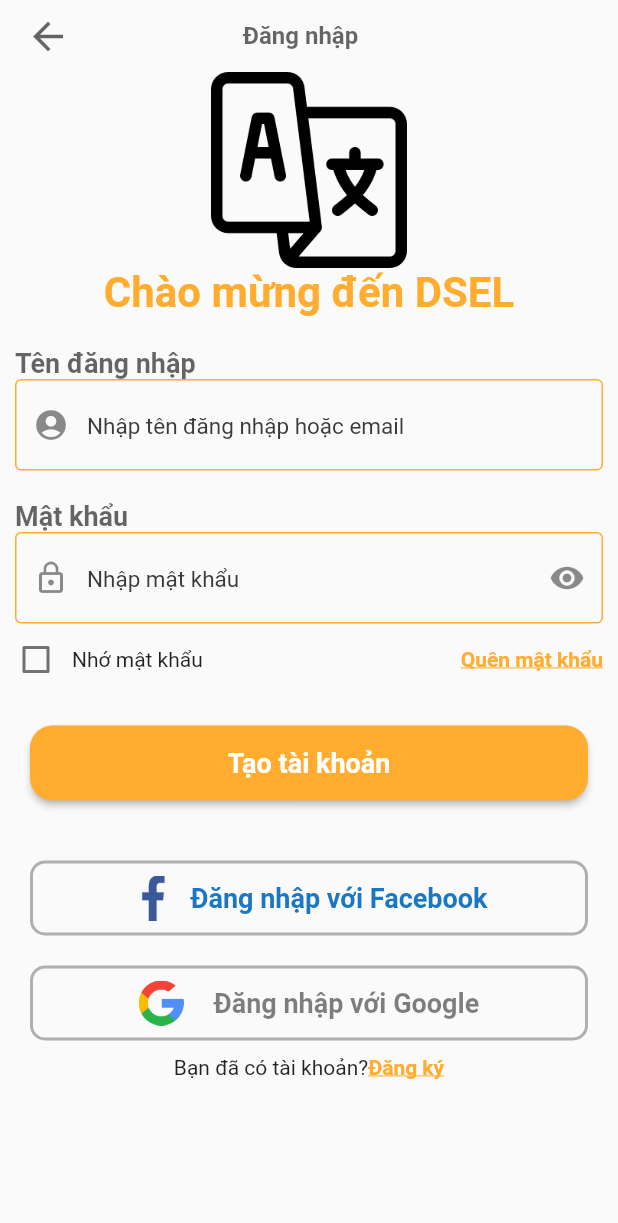
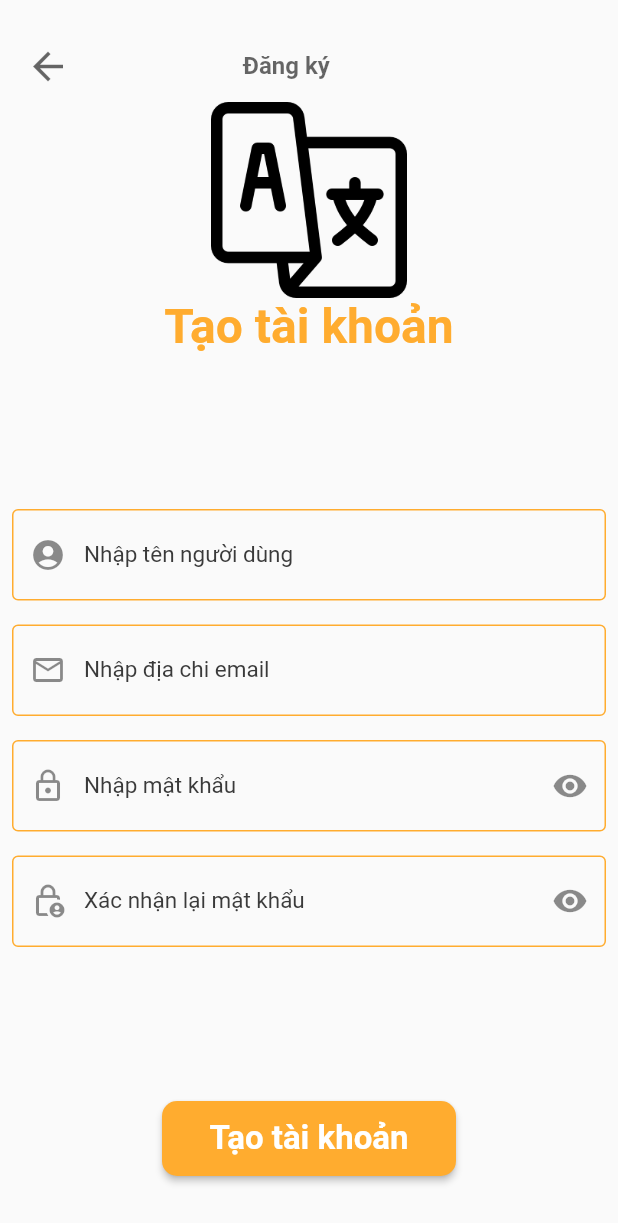
Before and after one commit to NhutHoa13/DEV_KHA, a Flutter app: the screen it shows after launch, on a phone screen of 412 x 824 dp. Shown: the top 1223 px of the screen. Run offline on Flutter 3.47's test engine with Material 2 defaults, Android fonts, the phone set to English and light mode, and no system bars.

Commit message:
Them dang ky

```diff
--- /dev/null
+++ b/DA_Moble/lib/Screen/Dangky.dart
@@ -0,0 +1,170 @@
+import 'package:flutter/material.dart';
+import 'package:flutter/src/widgets/container.dart';
+import 'package:flutter/src/widgets/framework.dart';
+
+class DangkyScreen extends StatefulWidget {
+  const DangkyScreen({super.key});
+
+  @override
+  State<DangkyScreen> createState() => _DangkyScreenState();
+}
+
+class _DangkyScreenState extends State<DangkyScreen> {
+  var orange = Color.fromARGB(255, 255, 172, 47);
+
+  @override
+  Widget build(BuildContext context) {
+    var mlr = 20.0;
+    var r = MediaQuery.of(context).size.width - mlr;
+    var l = MediaQuery.of(context).size.width - mlr;
+    return Scaffold(
+        resizeToAvoidBottomInset: false,
+        body: Container(
+          margin: EdgeInsets.fromLTRB(0, mlr, 0, 0),
+          child: Column(
+              mainAxisAlignment: MainAxisAlignment.spaceBetween,
+              children: [
+                Column(
+                  children: [
+                    Row(
+                      mainAxisAlignment: MainAxisAlignment.start,
+                      children: [
+                        Container(
+                          margin: EdgeInsets.fromLTRB(0, 0, r / 2 / 2, 0),
+                          child: TextButton(
+                            onPressed: () {},
+                            child: Icon(
+                              Icons.arrow_back,
+                              color: Colors.black.withOpacity(0.6),
+                              size: 30,
+                            ),
+                          ),
+                        ),
+                        Text(
+                          'Đăng ký',
+                          style: TextStyle(
+                              fontWeight: FontWeight.bold,
+                              color: Colors.black.withOpacity(0.6),
+                              fontSize: 16),
+                        )
+                      ],
+                    ),
+                    Image(
+                      image: AssetImage('assets/images/language.png'),
+                      width: r / 3,
+                    ),
+                    Text(
+                      'Tạo tài khoản',
+                      style: TextStyle(
+                          fontSize: 32,
+                          fontWeight: FontWeight.bold,
+                          color: orange),
+                    ),
+                  ],
+                ),
+                Column(
+                  children: [
+                    Padding(
+                      padding: const EdgeInsets.all(8.0),
+                      child: TextField(
+                        style: TextStyle(
+                            fontSize: 18, color: Color.fromARGB(255, 0, 0, 0)),
+                        decoration: InputDecoration(
+                            enabledBorder: OutlineInputBorder(
+                                borderSide: BorderSide(color: orange)),
+                            border: OutlineInputBorder(),
+                            labelText: "Nhập tên người dùng",
+                            prefixIcon: (Icon(Icons.account_circle)),
+                            labelStyle: TextStyle(
+                                color: Color.fromARGB(255, 58, 58, 58),
+                                fontSize: 15)),
+                      ),
+                    ),
+                    Padding(
+                      padding: const EdgeInsets.all(8.0),
+                      child: TextField(
+                        style: TextStyle(
+                            fontSize: 18, color: Color.fromARGB(255, 0, 0, 0)),
+                        decoration: InputDecoration(
+                            enabledBorder: OutlineInputBorder(
+                                borderSide: BorderSide(color: orange)),
+                            border: OutlineInputBorder(),
+                            labelText: "Nhập địa chi email",
+                            prefixIcon: (Icon(Icons.email_outlined)),
+                            labelStyle: TextStyle(
+                                color: Color.fromARGB(255, 58, 58, 58),
+                                fontSize: 15)),
+                      ),
+                    ),
+                    Padding(
+                      padding: const EdgeInsets.all(8.0),
+                      child: TextField(
+                        style: TextStyle(
+                            fontSize: 18, color: Color.fromARGB(255, 0, 0, 0)),
+                        obscureText: true,
+                        decoration: InputDecoration(
+                          enabledBorder: OutlineInputBorder(
+                              borderSide: BorderSide(color: orange)),
+                          border: OutlineInputBorder(),
+                          labelText: "Nhập mật khẩu",
+                          prefixIcon: (Icon(Icons.lock_outline)),
+                          suffixIcon: Icon(Icons.remove_red_eye),
+                          labelStyle: TextStyle(
+                              color: Color.fromARGB(255, 58, 58, 58),
+                              fontSize: 15),
+
+                          //prefixIcon: Icon(Icons.lock),
+                          //border: InputBorder.none,
+                        ),
+                      ),
+                    ),
+                    Padding(
+                      padding: const EdgeInsets.all(8.0),
+                      child: TextField(
+                        style: TextStyle(
+                            fontSize: 18, color: Color.fromARGB(255, 0, 0, 0)),
+                        obscureText: true,
+                        decoration: InputDecoration(
+                            enabledBorder: OutlineInputBorder(
+                                borderSide: BorderSide(
+                              color: orange,
+                            )),
+                            border: OutlineInputBorder(),
+                            labelText: "Xác nhận lại mật khẩu",
+                            prefixIcon: Icon(Icons.lock_person_outlined),
+                            suffixIcon: Icon(Icons.remove_red_eye),
+                            labelStyle: TextStyle(
+                                color: Color.fromARGB(255, 58, 58, 58),
+                                fontSize: 15)),
+                      ),
+                    ),
+                  ],
+                ),
+                Padding(
+                  padding: EdgeInsets.fromLTRB(0, 0, 0, 40),
+                  child: ConstrainedBox(
+                    constraints: BoxConstraints(minWidth: r / 2, minHeight: 50),
+                    child: ElevatedButton(
+                      style: ButtonStyle(
+                          backgroundColor:
+                              MaterialStatePropertyAll<Color>(orange),
+                          shape: MaterialStateProperty.all(
+                              RoundedRectangleBorder(
+                                  borderRadius: BorderRadius.circular(10.0)))),
+                      onPressed: () {},
+                      // child: const Padding(
+                      //     padding: EdgeInsets.fromLTRB(10, 10, 10, 10),
+                      child: Text(
+                        "Tạo tài khoản",
+                        style: TextStyle(
+                          fontSize: 22,
+                          fontWeight: FontWeight.bold,
+                        ),
+                      ),
+                    ),
+                  ),
+                ),
+              ]),
+        ));
+  }
+}
--- a/DA_Moble/lib/main.dart
+++ b/DA_Moble/lib/main.dart
@@ -1,4 +1,5 @@
 import 'package:flutter/material.dart';
+import 'package:flutter_application_1/Screen/Dangky.dart';
 import 'package:flutter_application_1/Screen/Dangnhap.dart';
 import 'package:flutter_application_1/Screen/Trangchu.dart';
 
@@ -13,8 +14,8 @@
   @override
   Widget build(BuildContext context) {
     return MaterialApp(
-     debugShowCheckedModeBanner: false,
-      home: const DangnhapScreen(),
+      debugShowCheckedModeBanner: false,
+      home: const DangkyScreen(),
     );
   }
 }
```
